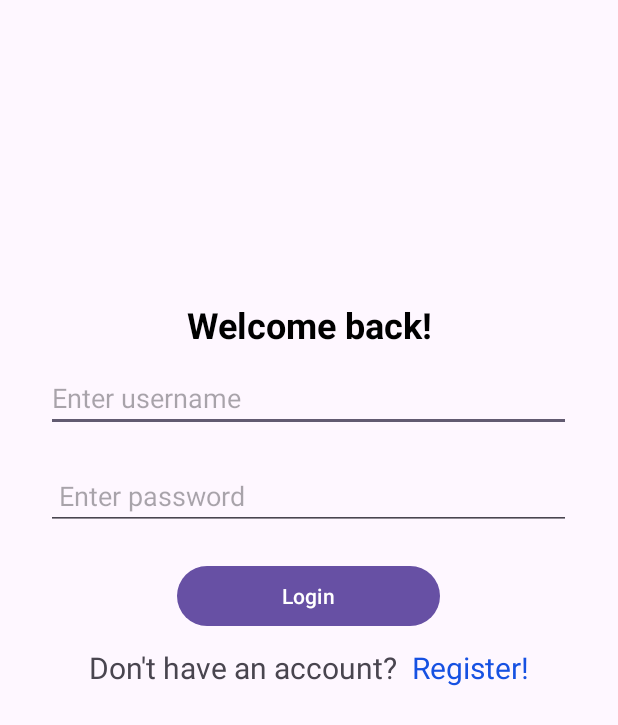
After one commit to AntonBuslov/DIA-Catalog, an Android app: the Login_Activity screen opened directly, with no data from a screen before it, on a phone screen of 412 x 824 dp. The commit adds this screen. Shown: the top 725 px of the screen. Run offline under Robolectric (Android 15) with nearby library versions, the phone set to English and light mode, and no system bars; our stand-ins replace Firebase (no records; nobody signed in at launch, a user with empty details on screens opened directly).

Commit message:
Auth rough scetch done

```diff
--- a/app/build.gradle.kts
+++ b/app/build.gradle.kts
@@ -1,5 +1,6 @@
 plugins {
     alias(libs.plugins.androidApplication)
+    alias(libs.plugins.googleGmsGoogleServices)
 }
 
 android {
@@ -8,7 +9,7 @@ android {
 
     defaultConfig {
         applicationId = "com.example.myapplication"
-        minSdk = 34
+        minSdk = 28
         targetSdk = 34
         versionCode = 1
         versionName = "1.0"
@@ -37,6 +38,7 @@ dependencies {
     implementation(libs.material)
     implementation(libs.activity)
     implementation(libs.constraintlayout)
+    implementation(libs.firebase.auth)
     testImplementation(libs.junit)
     androidTestImplementation(libs.ext.junit)
     androidTestImplementation(libs.espresso.core)
--- /dev/null
+++ b/app/src/main/java/com/example/myapplication/Login_Activity.java
@@ -0,0 +1,68 @@
+package com.example.myapplication;
+
+import android.content.Intent;
+import android.os.Bundle;
+import android.util.Patterns;
+import android.view.View;
+import android.widget.EditText;
+import android.widget.Toast;
+
+import androidx.activity.EdgeToEdge;
+import androidx.annotation.NonNull;
+import androidx.appcompat.app.AppCompatActivity;
+import androidx.core.graphics.Insets;
+import androidx.core.view.ViewCompat;
+import androidx.core.view.WindowInsetsCompat;
+
+import com.google.android.gms.tasks.OnCompleteListener;
+import com.google.android.gms.tasks.Task;
+import com.google.firebase.auth.AuthResult;
+import com.google.firebase.auth.FirebaseAuth;
+
+public class Login_Activity extends AppCompatActivity {
+    FirebaseAuth firebaseAuth = FirebaseAuth.getInstance();
+    EditText emailText, passwordText;
+    @Override
+    protected void onCreate(Bundle savedInstanceState) {
+        super.onCreate(savedInstanceState);
+        EdgeToEdge.enable(this);
+        setContentView(R.layout.activity_login);
+        emailText = findViewById(R.id.emailText);
+        passwordText = findViewById(R.id.passwordText);
+    }
+    public void Login(View view){
+        String email = emailText.getText().toString();
+        String password = passwordText.getText().toString();
+
+
+        if(password.isEmpty()){
+            passwordText.setError("Password must not be empty");
+            return;
+        }
+        if(email.isEmpty()){
+            emailText.setError("Email must not be empty");
+            return;
+        }
+        if(!Patterns.EMAIL_ADDRESS.matcher(email).matches()){
+            emailText.setError("email is not correct");
+            return;
+        }
+        firebaseAuth.signInWithEmailAndPassword(email, password)
+                .addOnCompleteListener(this, new OnCompleteListener<AuthResult>() {
+                    @Override
+                    public void onComplete(@NonNull Task<AuthResult> task) {
+                        if (task.isSuccessful()) {
+                            Toast.makeText(Login_Activity.this, "Authentication successful.", Toast.LENGTH_SHORT).show();
+                            startActivity( new Intent( Login_Activity.this, Account_Activity.class));
+                            finish();
+                        } else {
+                            Toast.makeText(Login_Activity.this, "Authentication failed.", Toast.LENGTH_SHORT).show();
+                        }
+                    }
+                });
+    }
+    public void registerClic(View view){
+        startActivity( new Intent( Login_Activity.this, Register_Activity.class));
+        finish();
+    }
+}
--- /dev/null
+++ b/app/src/main/res/layout/activity_login.xml
@@ -0,0 +1,83 @@
+<?xml version="1.0" encoding="utf-8"?>
+<LinearLayout xmlns:android="http://schemas.android.com/apk/res/android"
+    xmlns:app="http://schemas.android.com/apk/res-auto"
+    xmlns:tools="http://schemas.android.com/tools"
+    android:id="@+id/main"
+    android:layout_width="match_parent"
+    android:layout_height="match_parent"
+    android:gravity="center_horizontal|top"
+    android:orientation="vertical"
+    tools:context=".Login_Activity">
+
+
+
+
+    <TextView
+        android:id="@+id/textView2"
+        android:layout_width="match_parent"
+        android:layout_height="wrap_content"
+        android:layout_marginTop="200dp"
+        android:text="Welcome back!"
+        android:textAlignment="center"
+        android:textColor="#000000"
+        android:textSize="24sp"
+        android:textStyle="bold" />
+
+    <EditText
+        android:id="@+id/emailText"
+        android:layout_width="350dp"
+        android:layout_height="wrap_content"
+        android:layout_margin="10dp"
+        android:ems="10"
+        android:hint="Enter username"
+        android:inputType="textEmailAddress"
+        android:singleLine="true"
+        android:textColor="#000000" />
+
+    <EditText
+        android:id="@+id/passwordText"
+        android:layout_width="350dp"
+        android:layout_height="wrap_content"
+        android:layout_margin="10dp"
+        android:ems="10"
+        android:hint=" Enter password"
+        android:inputType="textPassword"
+        android:singleLine="true"
+        android:textColor="#000000" />
+
+
+    <Button
+        android:id="@+id/loginButton"
+        android:layout_width="175dp"
+        android:layout_height="wrap_content"
+        android:layout_margin="10dp"
+        android:onClick="Login"
+        android:text="Login" />
+
+    <LinearLayout
+        android:layout_width="wrap_content"
+        android:layout_height="wrap_content"
+        android:gravity="center"
+        android:orientation="horizontal">
+
+        <TextView
+            android:id="@+id/textView3"
+            android:layout_width="wrap_content"
+            android:layout_height="wrap_content"
+            android:layout_weight="1"
+            android:text="Don't have an account? "
+            android:textSize="20sp" />
+
+        <TextView
+            android:id="@+id/textView4"
+            android:layout_width="wrap_content"
+            android:layout_height="wrap_content"
+            android:layout_weight="1"
+            android:onClick="registerClic"
+            android:text=" Register!"
+            android:textColor="#1651E2"
+            android:textSize="20sp" />
+    </LinearLayout>
+
+
+</LinearLayout>
--- a/build.gradle.kts
+++ b/build.gradle.kts
@@ -1,4 +1,5 @@
 // Top-level build file where you can add configuration options common to all sub-projects/modules.
 plugins {
     alias(libs.plugins.androidApplication) apply false
+    alias(libs.plugins.googleGmsGoogleServices) apply false
 }
--- a/gradle/libs.versions.toml
+++ b/gradle/libs.versions.toml
@@ -7,6 +7,8 @@ appcompat = "1.6.1"
 material = "1.11.0"
 activity = "1.8.0"
 constraintlayout = "2.1.4"
+googleGmsGoogleServices = "4.4.2"
+firebaseAuth = "23.0.0"
 
 [libraries]
 junit = { group = "junit", name = "junit", version.ref = "junit" }
@@ -16,6 +18,8 @@ appcompat = { group = "androidx.appcompat", name = "appcompat", version.ref = "a
 material = { group = "com.google.android.material", name = "material", version.ref = "material" }
 activity = { group = "androidx.activity", name = "activity", version.ref = "activity" }
 constraintlayout = { group = "androidx.constraintlayout", name = "constraintlayout", version.ref = "constraintlayout" }
+firebase-auth = { group = "com.google.firebase", name = "firebase-auth", version.ref = "firebaseAuth" }
 
 [plugins]
 androidApplication = { id = "com.android.application", version.ref = "agp" }
+googleGmsGoogleServices = { id = "com.google.gms.google-services", version.ref = "googleGmsGoogleServices" }
```
Also changed, not shown: app/src/main/AndroidManifest.xml (+12 -3 lines), app/src/main/java/com/example/myapplication/Account_Activity.java (added, +33 -0 lines), app/src/main/java/com/example/myapplication/MainActivity.java (+14 -6 lines), app/src/main/java/com/example/myapplication/Register_Activity.java (added, +125 -0 lines), app/src/main/res/layout/activity_account.xml (added, +30 -0 lines), app/src/main/res/layout/activity_main.xml (+6 -2 lines), app/src/main/res/layout/activity_register.xml (added, +82 -0 lines), 1 other file.
